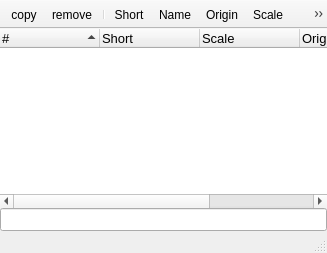
Qt form plugins/Image_list/Image_list.ui (NeutrinoToolkit/Neutrino) before a commit.
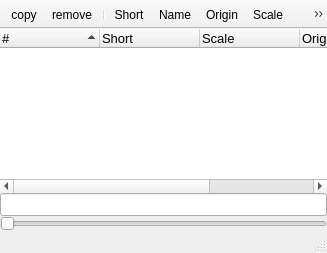
The same form after that commit. Icons and pictures are not drawn. Custom widgets are drawn as their Qt base class.

What changed in the file:
```diff
--- a/plugins/Image_list/Image_list.ui
+++ b/plugins/Image_list/Image_list.ui
@@ -23,7 +23,7 @@
    <bool>true</bool>
   </property>
   <widget class="QWidget" name="centralwidget">
-   <layout class="QGridLayout" name="gridLayout" rowstretch="0,0">
+   <layout class="QGridLayout" name="gridLayout" rowstretch="0,0,0">
     <property name="leftMargin">
      <number>0</number>
     </property>
@@ -39,21 +39,6 @@
     <property name="verticalSpacing">
      <number>0</number>
     </property>
-    <item row="1" column="0">
-     <widget class="QLineEdit" name="lineEdit">
-      <property name="font">
-       <font>
-        <pointsize>10</pointsize>
-       </font>
-      </property>
-      <property name="toolTip">
-       <string>File from which image was open</string>
-      </property>
-      <property name="readOnly">
-       <bool>true</bool>
-      </property>
-     </widget>
-    </item>
     <item row="0" column="0">
      <widget class="nTreeWidget" name="images">
       <property name="enabled">
@@ -151,6 +136,28 @@
       </column>
      </widget>
     </item>
+    <item row="1" column="0">
+     <widget class="QLineEdit" name="lineEdit">
+      <property name="font">
+       <font>
+        <pointsize>10</pointsize>
+       </font>
+      </property>
+      <property name="toolTip">
+       <string>File from which image was open</string>
+      </property>
+      <property name="readOnly">
+       <bool>true</bool>
+      </property>
+     </widget>
+    </item>
+    <item row="2" column="0">
+     <widget class="QSlider" name="horizontalSlider">
+      <property name="orientation">
+       <enum>Qt::Horizontal</enum>
+      </property>
+     </widget>
+    </item>
    </layout>
   </widget>
   <widget class="QStatusBar" name="statusBar">
```
Left out of the diff: 6 changed lines with no effect on the pictures.
